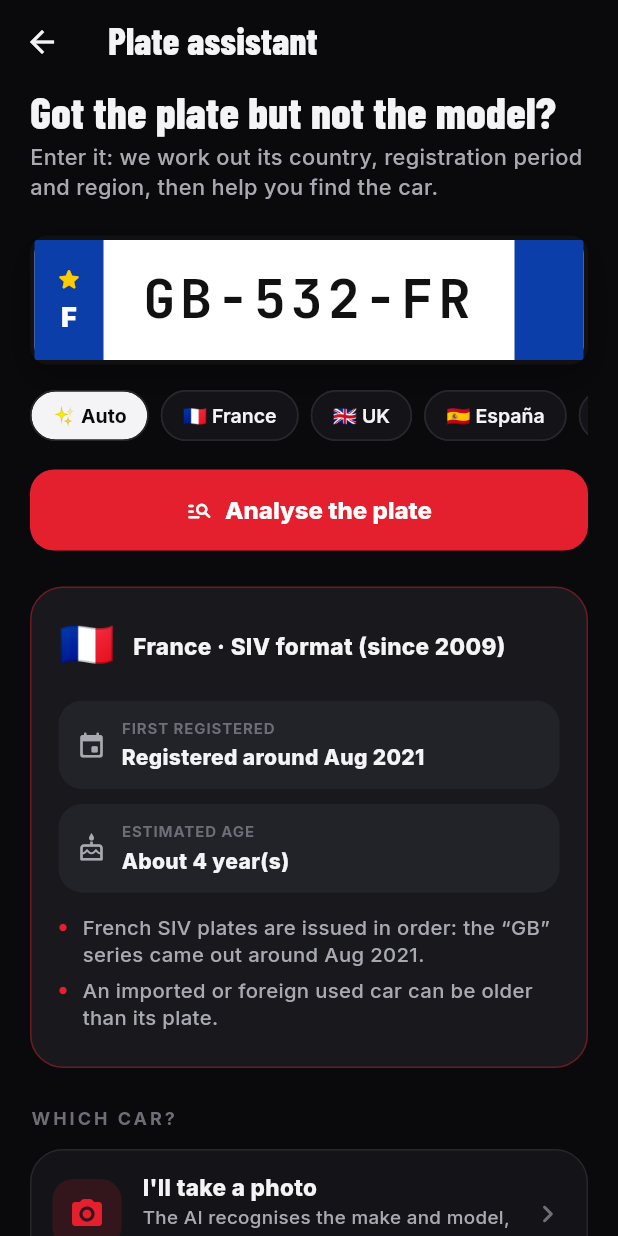
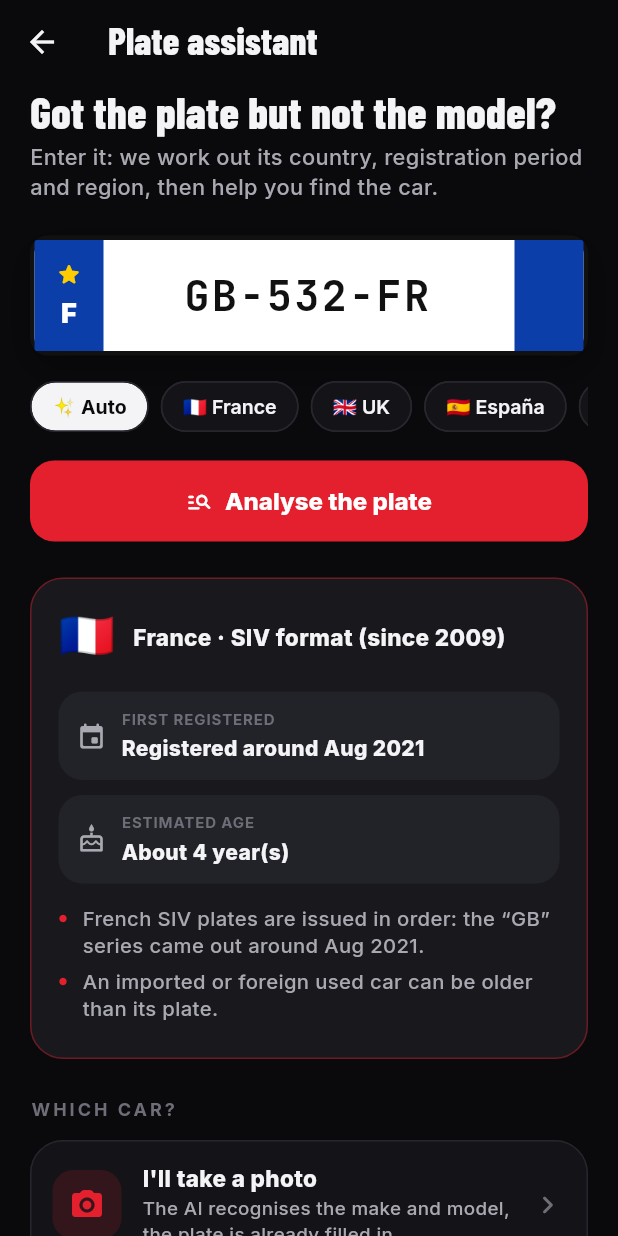
Before and after one commit to Owenmng/spot_my_car, a Flutter app: the PlateLookupScreen screen opened directly, on a phone screen of 412 x 824 dp. Run offline on Flutter 3.47's test engine with Material 3 defaults, Android fonts, the phone set to English and light mode, and no system bars; drawn by our look-alikes of flutter_animate; our stand-ins replace audioplayers, cached_network_image, cloud_firestore, cloud_functions, connectivity_plus, firebase_auth and 16 more; missing offline and left inert: firebase_app_check, flutter_map_marker_cluster; accounts and stored records are empty; network calls fail; statements that could not run were skipped.

Commit message:
Retouches visuelles (plaque, carte du tutoriel)

```diff
--- a/lib/screens/plate_lookup_screen.dart
+++ b/lib/screens/plate_lookup_screen.dart
@@ -219,7 +219,7 @@ class _PlateField extends StatelessWidget {
     final letter = {'FR': 'F', 'DE': 'D', 'IT': 'I', 'ES': 'E', 'BE': 'B', 'PT': 'P', 'NL': 'NL', 'LU': 'L', 'AT': 'A', 'IE': 'IRL'}[country] ?? '';
     final band = eu.contains(country);
     return Container(
-      height: 86,
+      height: 80,
       decoration: BoxDecoration(
         color: country == 'GB' ? AppColors.plateYellow : Colors.white,
         borderRadius: BorderRadius.circular(12),
@@ -251,7 +251,7 @@ class _PlateField extends StatelessWidget {
               textCapitalization: TextCapitalization.characters,
               inputFormatters: [FilteringTextInputFormatter.allow(RegExp(r'[A-Za-z0-9\- ]')), LengthLimitingTextInputFormatter(12)],
               onSubmitted: (_) => onSubmit(),
-              style: AppText.mono(36, color: AppColors.plateInk).copyWith(letterSpacing: 3),
+              style: AppText.mono(28, color: AppColors.plateInk).copyWith(letterSpacing: 1.5),
               cursorColor: AppColors.plateInk,
               decoration: InputDecoration(
                 border: InputBorder.none,
@@ -259,7 +259,7 @@ class _PlateField extends StatelessWidget {
                 focusedBorder: InputBorder.none,
                 filled: false,
                 hintText: 'AB-123-CD',
-                hintStyle: AppText.mono(36, color: Colors.black26).copyWith(letterSpacing: 3),
+                hintStyle: AppText.mono(28, color: Colors.black26).copyWith(letterSpacing: 1.5),
               ),
             ),
           ),
--- a/lib/screens/tutorial_screen.dart
+++ b/lib/screens/tutorial_screen.dart
@@ -438,7 +438,7 @@ class _SpotArtState extends State<_SpotArt> with SingleTickerProviderStateMixin
                                     crossAxisAlignment: CrossAxisAlignment.start,
                                     mainAxisSize: MainAxisSize.min,
                                     children: [
-                                      Text('Porsche 911 Turbo S', style: AppText.body(14, weight: FontWeight.w800, color: Colors.white)),
+                                      Text('Porsche 911 Turbo S', maxLines: 1, overflow: TextOverflow.ellipsis, style: AppText.body(13, weight: FontWeight.w800, color: Colors.white)),
                                       Text(tr('Reconnue à {0} %', [98]), style: AppText.body(12, color: Colors.white60)),
                                     ],
                                   ),
```
